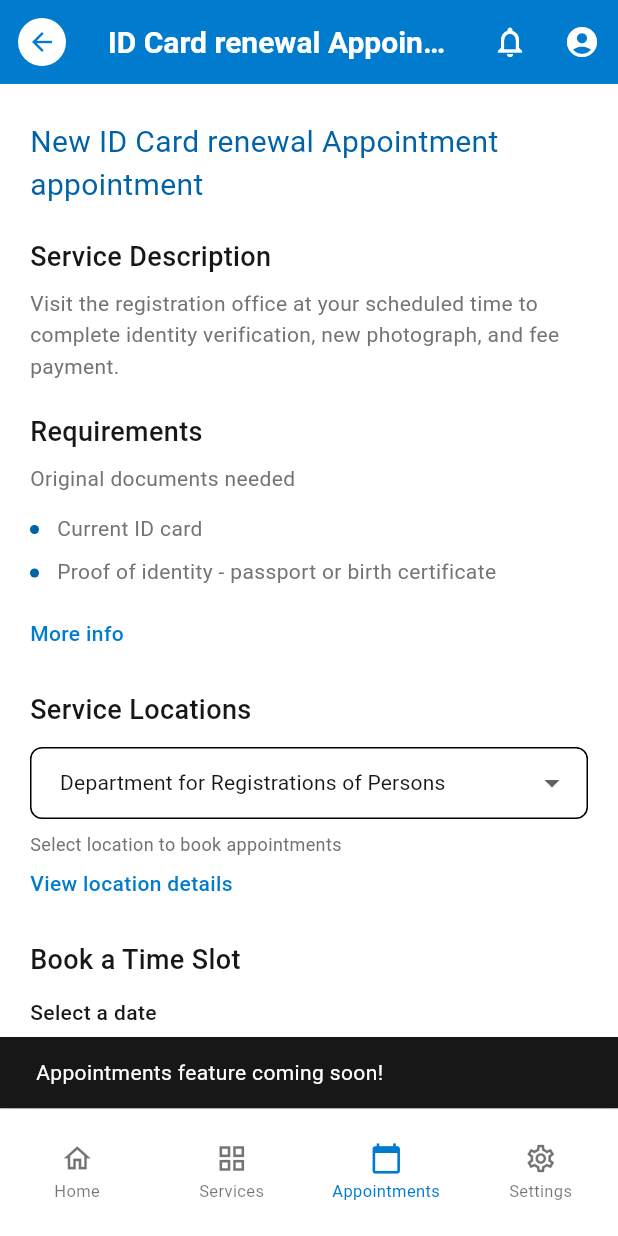
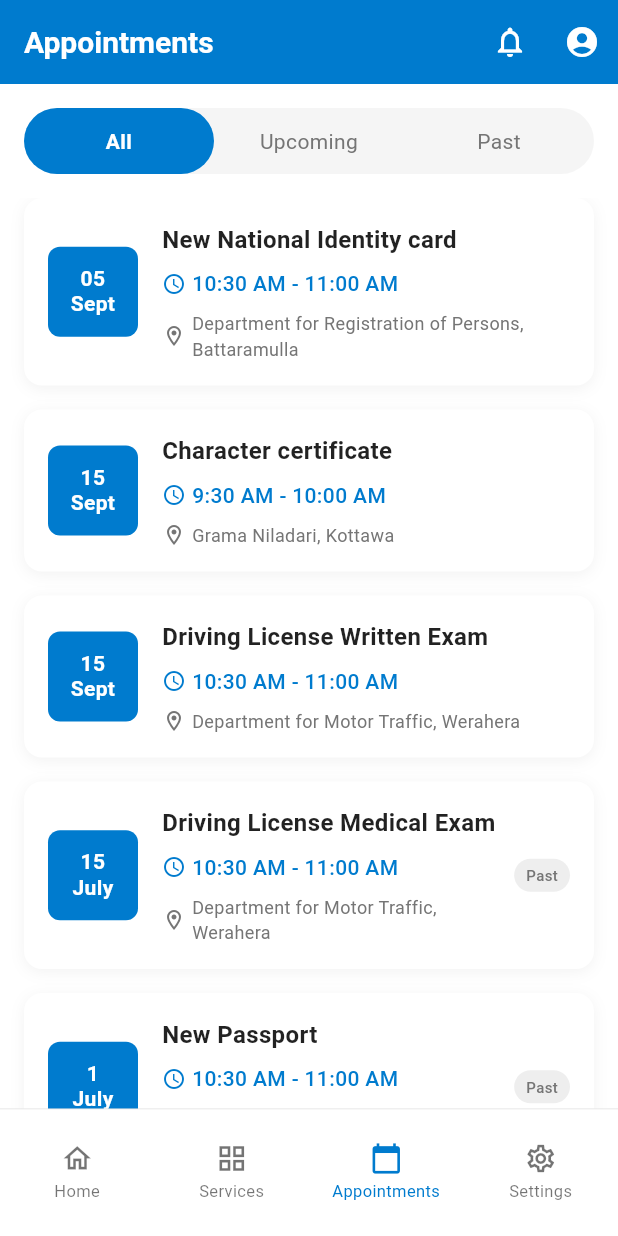
Before and after one commit to TeamSudoForge/SudoForge_GovConnect, a Flutter app: the AppointmentUpdateScreen screen opened by its route, item 3 of the bottom bar chosen, on a phone screen of 412 x 824 dp. Run offline on Flutter 3.47's test engine with Material 3 defaults, Android fonts, the phone set to English and light mode, and no system bars; our stand-ins replace dio, flutter_map, flutter_remix, flutter_secure_storage, go_router, image_picker and 5 more; missing offline and left inert: mobile_scanner, passkeys, passkeys_platform_interface; accounts and stored records are empty; network calls fail.

Commit message:
feat: add appointments screen and integrate with navigation

```diff
--- a/frontend/lib/src/core/models/appointment_models.dart
+++ b/frontend/lib/src/core/models/appointment_models.dart
@@ -1,3 +1,23 @@
+class AppointmentListItem {
+  final String id;
+  final String title;
+  final String department;
+  final String date;
+  final String time;
+  final AppointmentStatus status;
+
+  AppointmentListItem({
+    required this.id,
+    required this.title,
+    required this.department,
+    required this.date,
+    required this.time,
+    required this.status,
+  });
+}
+
+enum AppointmentStatus { upcoming, past, cancelled }
+
 class AppointmentDetails {
   final String serviceTitle;
   final String department;
@@ -58,3 +78,168 @@ final sampleAppointment = AppointmentDetails(
     longitude: 79.875634,
   ),
 );
+
+// Sample appointment list data
+final List<AppointmentListItem> sampleAppointmentsList = [
+  AppointmentListItem(
+    id: '1',
+    title: 'New National Identity card',
+    department: 'Department for Registration of Persons, Battaramulla',
+    date: '05\nSept',
+    time: '10:30 AM - 11:00 AM',
+    status: AppointmentStatus.upcoming,
+  ),
+  AppointmentListItem(
+    id: '2',
+    title: 'Character certificate',
+    department: 'Grama Niladari, Kottawa',
+    date: '15\nSept',
+    time: '9:30 AM - 10:00 AM',
+    status: AppointmentStatus.upcoming,
+  ),
+  AppointmentListItem(
+    id: '3',
+    title: 'Driving License Written Exam',
+    department: 'Department for Motor Traffic, Werahera',
+    date: '15\nSept',
+    time: '10:30 AM - 11:00 AM',
+    status: AppointmentStatus.upcoming,
+  ),
+  AppointmentListItem(
+    id: '4',
+    title: 'Driving License Medical Exam',
+    department: 'Department for Motor Traffic, Werahera',
+    date: '15\nJuly',
+    time: '10:30 AM - 11:00 AM',
+    status: AppointmentStatus.past,
+  ),
+  AppointmentListItem(
+    id: '5',
+    title: 'New Passport',
+    department: 'Department for Immigration and Emigration, Battaramulla',
+    date: '1\nJuly',
+    time: '10:30 AM - 11:00 AM',
+    status: AppointmentStatus.past,
+  ),
+];
+
+// Sample detailed appointments data
+final Map<String, AppointmentDetails> sampleAppointmentsDetails = {
+  '1': AppointmentDetails(
+    serviceTitle: 'New National Identity card',
+    department: 'Department for Registration of Persons',
+    date: '05 September 2024',
+    time: '10:30 AM - 11:00 AM',
+    serviceDescription:
+        'Apply for a new National Identity card. This service is for citizens who are applying for their first NIC or need to replace a lost/damaged card.',
+    requiredDocuments: [
+      'Birth Certificate (original and certified copy)',
+      'Proof of citizenship',
+      'Two recent passport-size photographs',
+      'Completed application form',
+    ],
+    location: LocationDetails(
+      name: 'Department for Registration of Persons',
+      address:
+          'Department for Registration of Persons\n10th Floor\nSuhurupaya\nSri Subhuthipura Road\nBattaramulla.',
+      phone: '045 6016098',
+      email: 'info@drp.lk',
+      latitude: 6.822165,
+      longitude: 79.875634,
+    ),
+  ),
+  '2': AppointmentDetails(
+    serviceTitle: 'Character certificate',
+    department: 'Grama Niladari Office',
+    date: '15 September 2024',
+    time: '9:30 AM - 10:00 AM',
+    serviceDescription:
+        'Obtain a character certificate from your local Grama Niladari office. This certificate verifies your good character and conduct in the area.',
+    requiredDocuments: [
+      'National Identity Card (original and copy)',
+      'Completed application form',
+      'Two recent passport-size photographs',
+      'Proof of residence',
+    ],
+    location: LocationDetails(
+      name: 'Grama Niladari Office - Kottawa',
+      address:
+          'Grama Niladari Office\nKottawa Divisional Secretariat\nKottawa\nWestern Province.',
+      phone: '011 2123456',
+      email: 'gn.kottawa@gmail.com',
+      latitude: 6.8468,
+      longitude: 79.9712,
+    ),
+  ),
+  '3': AppointmentDetails(
+    serviceTitle: 'Driving License Written Exam',
+    department: 'Department for Motor Traffic',
+    date: '15 September 2024',
+    time: '10:30 AM - 11:00 AM',
+    serviceDescription:
+        'Take the written examination for your driving license. This test evaluates your knowledge of traffic rules and road safety.',
+    requiredDocuments: [
+      'National Identity Card (original and copy)',
+      'Medical certificate',
+      'Learner\'s permit',
+      'Completed application form',
+      'Passport-size photographs (2)',
+    ],
+    location: LocationDetails(
+      name: 'Department for Motor Traffic - Werahera',
+      address:
+          'Department for Motor Traffic\nWerahera\nBoralesgamuwa\nWestern Province.',
+      phone: '011 2567890',
+      email: 'info@dmt.lk',
+      latitude: 6.8413,
+      longitude: 79.9019,
+    ),
+  ),
+  '4': AppointmentDetails(
+    serviceTitle: 'Driving License Medical Exam',
+    department: 'Department for Motor Traffic',
+    date: '15 July 2024',
+    time: '10:30 AM - 11:00 AM',
+    serviceDescription:
+        'Complete the medical examination required for your driving license application. This ensures you are medically fit to drive.',
+    requiredDocuments: [
+      'National Identity Card (original and copy)',
+      'Completed medical form',
+      'Recent passport-size photographs (2)',
+      'Previous driving license (if renewal)',
+    ],
+    location: LocationDetails(
+      name: 'Department for Motor Traffic - Werahera',
+      address:
+          'Department for Motor Traffic\nWerahera\nBoralesgamuwa\nWestern Province.',
+      phone: '011 2567890',
+      email: 'info@dmt.lk',
+      latitude: 6.8413,
+      longitude: 79.9019,
+    ),
+  ),
+  '5': AppointmentDetails(
+    serviceTitle: 'New Passport',
+    department: 'Department for Immigration and Emigration',
+    date: '1 July 2024',
+    time: '10:30 AM - 11:00 AM',
+    serviceDescription:
+        'Apply for a new Sri Lankan passport. This service is for first-time applicants or those renewing their existing passport.',
+    requiredDocuments: [
+      'National Identity Card (original and certified copy)',
+      'Birth Certificate (original and certified copy)',
+      'Completed passport application form',
+      'Recent passport-size photographs (2)',
+      'Payment receipt for passport fee',
+    ],
+    location: LocationDetails(
+      name: 'Department for Immigration and Emigration',
+      address:
+          'Department for Immigration and Emigration\n41 Ananda Rajakaruna Mawatha\nColombo 10\nWestern Province.',
+      phone: '011 5329000',
+      email: 'info@immigration.gov.lk',
+      latitude: 6.9147,
+      longitude: 79.8612,
+    ),
+  ),
+};
--- a/frontend/lib/src/core/routes/app_router.dart
+++ b/frontend/lib/src/core/routes/app_router.dart
@@ -10,6 +10,7 @@ import '../../presentation/screens/two_factor_verification_screen.dart';
 import '../../presentation/screens/app_navigation_screen.dart';
 import '../../presentation/screens/appointment_details.dart';
 import '../../presentation/screens/appointment_update_screen.dart';
+import '../../presentation/screens/appointments_screen.dart';
 import '../../presentation/screens/notifications_screen.dart';
 import '../../presentation/screens/settings_screen.dart';
 import '../../presentation/screens/add_passkey_screen.dart';
@@ -159,9 +160,21 @@ class AppRouter {
         ),
 
         GoRoute(
+          path: '/appointments',
+          name: 'appointments',
+          builder: (context, state) => const AppointmentsScreen(),
+        ),
+        GoRoute(
           path: '/appointment-details',
+          redirect: (context, state) => '/appointment-details/1',
+        ),
+        GoRoute(
+          path: '/appointment-details/:id',
           name: 'appointment-details',
-          builder: (context, state) => const AppointmentDetailsScreen(),
+          builder: (context, state) {
+            final appointmentId = state.pathParameters['id'] ?? '1';
+            return AppointmentDetailsScreen(appointmentId: appointmentId);
+          },
         ),
         GoRoute(
           path: '/appointment-update',
@@ -189,6 +202,7 @@ class AppRoutes {
   static const String addPasskey = '/home/add-passkey';
   static const String appNavigation = '/home/app-navigation';
   // static const String idCardRenewal = '/id-card-renewal'; // TODO: Uncomment when screen is created
+  static const String appointments = '/appointments';
   static const String appointmentDetails = '/appointment-details';
   static const String appointmentUpdate = '/appointment-update';
 }
@@ -209,7 +223,15 @@ extension GoRouterExtension on GoRouter {
 
   void pushAddPasskey() => pushNamed('add-passkey');
 
-  void pushAppointmentDetails() => pushNamed('appointment-details');
+  void pushAppointments() => pushNamed('appointments');
+
+  void pushAppointmentDetails([String? appointmentId]) {
+    if (appointmentId != null) {
+      pushNamed('appointment-details', pathParameters: {'id': appointmentId});
+    } else {
+      pushNamed('appointment-details', pathParameters: {'id': '1'});
+    }
+  }
 
   void pushTwoFactorVerification(String email) =>
       pushNamed('two-factor-verification', queryParameters: {'email': email});
--- a/frontend/lib/src/presentation/screens/appointment_details.dart
+++ b/frontend/lib/src/presentation/screens/appointment_details.dart
@@ -9,8 +9,9 @@ import '../../core/models/appointment_models.dart';
 
 class AppointmentDetailsScreen extends StatefulWidget {
   static const String routeName = '/appointment-details';
+  final String? appointmentId;
 
-  const AppointmentDetailsScreen({super.key});
+  const AppointmentDetailsScreen({super.key, this.appointmentId});
 
   @override
   State<AppointmentDetailsScreen> createState() =>
@@ -18,8 +19,14 @@ class AppointmentDetailsScreen extends StatefulWidget {
 }
 
 class _AppointmentDetailsScreenState extends State<AppointmentDetailsScreen> {
-  // Sample appointment data
-  final AppointmentDetails appointmentData = sampleAppointment;
+  // Get appointment data based on ID, fall back to sample
+  AppointmentDetails get appointmentData {
+    if (widget.appointmentId != null &&
+        sampleAppointmentsDetails.containsKey(widget.appointmentId)) {
+      return sampleAppointmentsDetails[widget.appointmentId]!;
+    }
+    return sampleAppointment; // fallback to original sample
+  }
 
   // Map controller for flutter_map
   final MapController _mapController = MapController();
@@ -63,7 +70,9 @@ class _AppointmentDetailsScreenState extends State<AppointmentDetailsScreen> {
                     crossAxisAlignment: CrossAxisAlignment.start,
                     children: [
                       // Title section
-                      Text(
+                      SizedBox(
+                        width: MediaQuery.of(context).size.width * 0.5,
+                        child: Text(
                           appointmentData.serviceTitle,
                           style: const TextStyle(
                             fontSize: 24,
@@ -71,7 +80,11 @@ class _AppointmentDetailsScreenState extends State<AppointmentDetailsScreen> {
                             color: Colors.black87,
                             height: 1.2,
                           ),
+                          softWrap: true,
+                          overflow: TextOverflow.visible,
                         ),
+                      ),
+
                       const SizedBox(height: 12),
 
                       // Date and time section - positioned to the right
--- /dev/null
+++ b/frontend/lib/src/presentation/screens/appointments_screen.dart
@@ -0,0 +1,284 @@
+import 'package:flutter/material.dart';
+import 'package:go_router/go_router.dart';
+import '../widgets/common_app_bar.dart';
+import '../widgets/bottom_navigation_widget.dart';
+import '../../core/models/appointment_models.dart';
+
+class AppointmentsScreen extends StatefulWidget {
+  static const String routeName = '/appointments';
+
+  const AppointmentsScreen({super.key});
+
+  @override
+  State<AppointmentsScreen> createState() => _AppointmentsScreenState();
+}
+
+class _AppointmentsScreenState extends State<AppointmentsScreen> {
+  int selectedTab = 0; // 0 = All, 1 = Upcoming, 2 = Past
+
+  @override
+  Widget build(BuildContext context) {
+    final theme = Theme.of(context);
+
+    return Scaffold(
+      backgroundColor: theme.colorScheme.surface,
+      appBar: const CommonAppBar(title: 'Appointments', showBackButton: false),
+      body: Column(
+        children: [
+          // Tab Bar
+          Container(
+            margin: const EdgeInsets.all(16),
+            decoration: BoxDecoration(
+              color: Colors.grey.shade100,
+              borderRadius: BorderRadius.circular(25),
+            ),
+            child: Row(
+              children: [
+                _buildTabButton('All', 0),
+                _buildTabButton('Upcoming', 1),
+                _buildTabButton('Past', 2),
+              ],
+            ),
+          ),
+
+          // Appointments List
+          Expanded(child: _buildAppointmentsList()),
+        ],
+      ),
+      bottomNavigationBar: const BottomNavigationWidget(
+        currentItem: BottomNavItem.appointments,
+      ),
+    );
+  }
+
+  Widget _buildTabButton(String text, int index) {
+    final isSelected = selectedTab == index;
+    final theme = Theme.of(context);
+
+    return Expanded(
+      child: GestureDetector(
+        onTap: () {
+          setState(() {
+            selectedTab = index;
+          });
+        },
+        child: Container(
+          padding: const EdgeInsets.symmetric(vertical: 12),
+          decoration: BoxDecoration(
+            color: isSelected ? theme.primaryColor : Colors.transparent,
+            borderRadius: BorderRadius.circular(25),
+          ),
+          child: Text(
+            text,
+            textAlign: TextAlign.center,
+            style: TextStyle(
+              color: isSelected ? Colors.white : Colors.grey.shade600,
+              fontWeight: isSelected ? FontWeight.w600 : FontWeight.w400,
+              fontSize: 14,
+            ),
+          ),
+        ),
+      ),
+    );
+  }
+
+  Widget _buildAppointmentsList() {
+    List<AppointmentListItem> filteredAppointments;
+
+    switch (selectedTab) {
+      case 1: // Upcoming
+        filteredAppointments = sampleAppointmentsList
+            .where(
+              (appointment) => appointment.status == AppointmentStatus.upcoming,
+            )
+            .toList();
+        break;
+      case 2: // Past
+        filteredAppointments = sampleAppointmentsList
+            .where(
+              (appointment) => appointment.status == AppointmentStatus.past,
+            )
+            .toList();
+        break;
+      default: // All
+        filteredAppointments = sampleAppointmentsList;
+        break;
+    }
+
+    if (filteredAppointments.isEmpty) {
+      return Center(
+        child: Column(
+          mainAxisAlignment: MainAxisAlignment.center,
+          children: [
+            Icon(
+              Icons.calendar_today_outlined,
+              size: 64,
+              color: Colors.grey.shade400,
+            ),
+            const SizedBox(height: 16),
+            Text(
+              'No appointments found',
+              style: TextStyle(
+                fontSize: 18,
+                color: Colors.grey.shade600,
+                fontWeight: FontWeight.w500,
+              ),
+            ),
+            const SizedBox(height: 8),
+            Text(
+              'Your appointments will appear here',
+              style: TextStyle(fontSize: 14, color: Colors.grey.shade500),
+            ),
+          ],
+        ),
+      );
+    }
+
+    return ListView.builder(
+      padding: const EdgeInsets.symmetric(horizontal: 16),
+      itemCount: filteredAppointments.length,
+      itemBuilder: (context, index) {
+        final appointment = filteredAppointments[index];
+        return _buildAppointmentCard(appointment);
+      },
+    );
+  }
+
+  Widget _buildAppointmentCard(AppointmentListItem appointment) {
+    final theme = Theme.of(context);
+    final isUpcoming = appointment.status == AppointmentStatus.upcoming;
+
+    return Container(
+      margin: const EdgeInsets.only(bottom: 16),
+      decoration: BoxDecoration(
+        color: Colors.white,
+        borderRadius: BorderRadius.circular(12),
+        boxShadow: [
+          BoxShadow(
+            color: Colors.black.withOpacity(0.05),
+            blurRadius: 8,
+            offset: const Offset(0, 2),
+          ),
+        ],
+      ),
+      child: InkWell(
+        onTap: () {
+          context.pushNamed(
+            'appointment-details',
+            pathParameters: {'id': appointment.id},
+          );
+        },
+        borderRadius: BorderRadius.circular(12),
+        child: Padding(
+          padding: const EdgeInsets.all(16),
+          child: Row(
+            children: [
+              // Date Section
+              Container(
+                width: 60,
+                height: 60,
+                decoration: BoxDecoration(
+                  color: theme.primaryColor,
+                  borderRadius: BorderRadius.circular(8),
+                ),
+                child: Center(
+                  child: Text(
+                    appointment.date,
+                    textAlign: TextAlign.center,
+                    style: const TextStyle(
+                      color: Colors.white,
+                      fontWeight: FontWeight.w600,
+                      fontSize: 14,
+                      height: 1.2,
+                    ),
+                  ),
+                ),
+              ),
+
+              const SizedBox(width: 16),
+
+              // Content Section
+              Expanded(
+                child: Column(
+                  crossAxisAlignment: CrossAxisAlignment.start,
+                  children: [
+                    Text(
+                      appointment.title,
+                      style: const TextStyle(
+                        fontSize: 16,
+                        fontWeight: FontWeight.w600,
+                        color: Colors.black87,
+                      ),
+                    ),
+                    const SizedBox(height: 8),
+                    Row(
+                      children: [
+                        Icon(
+                          Icons.access_time,
+                          size: 16,
+                          color: theme.primaryColor,
+                        ),
+                        const SizedBox(width: 4),
+                        Text(
+                          appointment.time,
+                          style: TextStyle(
+                            fontSize: 14,
+                            color: theme.primaryColor,
+                            fontWeight: FontWeight.w500,
+                          ),
+                        ),
+                      ],
+                    ),
+                    const SizedBox(height: 8),
+                    Row(
+                      children: [
+                        Icon(
+                          Icons.location_on_outlined,
+                          size: 16,
+                          color: Colors.grey.shade600,
+                        ),
+                        const SizedBox(width: 4),
+                        Expanded(
+                          child: Text(
+                            appointment.department,
+                            style: TextStyle(
+                              fontSize: 12,
+                              color: Colors.grey.shade600,
+                            ),
+                            maxLines: 2,
+                            overflow: TextOverflow.ellipsis,
+                          ),
+                        ),
+                      ],
+                    ),
+                  ],
+                ),
+              ),
+
+              // Status Indicator
+              if (!isUpcoming)
+                Container(
+                  padding: const EdgeInsets.symmetric(
+                    horizontal: 8,
+                    vertical: 4,
+                  ),
+                  decoration: BoxDecoration(
+                    color: Colors.grey.shade200,
+                    borderRadius: BorderRadius.circular(12),
+                  ),
+                  child: Text(
+                    'Past',
+                    style: TextStyle(
+                      fontSize: 10,
+                      color: Colors.grey.shade600,
+                      fontWeight: FontWeight.w500,
+                    ),
+                  ),
+                ),
+            ],
+          ),
+        ),
+      ),
+    );
+  }
+}
--- a/frontend/lib/src/presentation/widgets/bottom_navigation_widget.dart
+++ b/frontend/lib/src/presentation/widgets/bottom_navigation_widget.dart
@@ -158,8 +158,7 @@ class BottomNavigationWidget extends StatelessWidget {
         _showNotImplementedMessage(context, 'Services');
         break;
       case BottomNavItem.appointments:
-        // TODO: Implement appointments navigation when route is available
-        _showNotImplementedMessage(context, 'Appointments');
+        context.go('/appointments');
         break;
       case BottomNavItem.settings:
         context.go('/home/settings');
```
Lines whose indentation alone changed are shown as unchanged.
